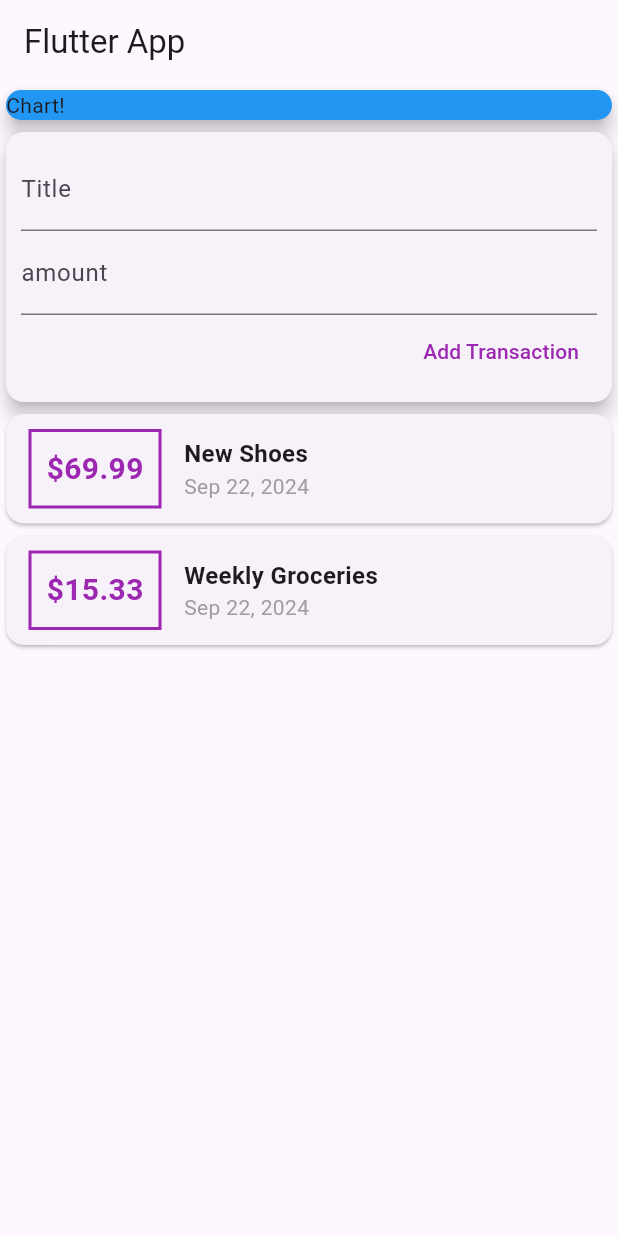
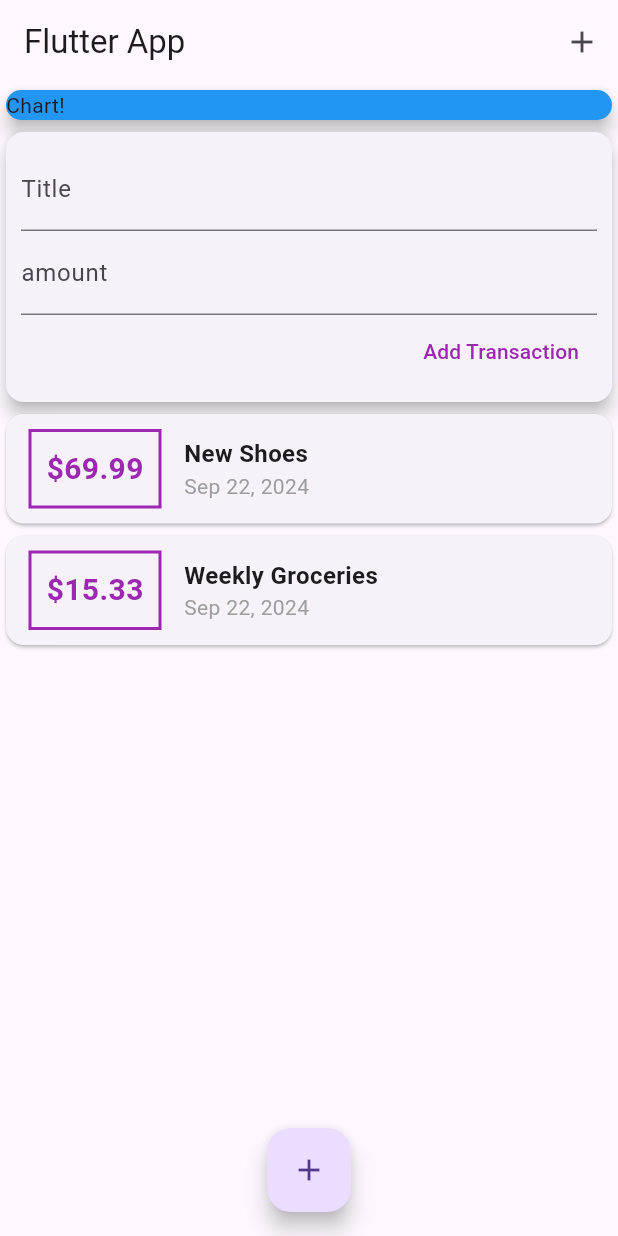
Before and after one commit to Yahya-hossaini/Expense-Planner-Mobile-App, a Flutter app: the screen it shows after launch, after a tap on "Add Transaction", on a phone screen of 412 x 824 dp. Run offline on Flutter 3.47's test engine with Material 3 defaults, Android fonts, the phone set to English and light mode, and no system bars.

Commit message:
making scrollable lists and validating text fields.

```diff
--- a/lib/main.dart
+++ b/lib/main.dart
@@ -30,9 +30,15 @@
     return Scaffold(
       appBar: AppBar(
         title: const Text('Flutter App'),
+        actions: [
+          IconButton(
+            onPressed: () {},
+            icon: Icon(Icons.add),
+          ),
+        ],
       ),
-      body: SingleChildScrollView(
-        child: const Column(
+      body: const SingleChildScrollView(
+        child: Column(
           crossAxisAlignment: CrossAxisAlignment.start,
           children: [
             SizedBox(
@@ -47,6 +53,11 @@
           ],
         ),
       ),
+      floatingActionButtonLocation: FloatingActionButtonLocation.centerFloat,
+      floatingActionButton: FloatingActionButton(
+        onPressed: () {},
+        child: Icon(Icons.add),
+      ),
     );
   }
 }
--- a/lib/widgets/new_transaction.dart
+++ b/lib/widgets/new_transaction.dart
@@ -11,30 +11,45 @@
 
   NewTransaction({super.key, required this.addTx});
 
+  void submitData() {
+    final enteredTitle = titleController.text;
+    final enteredAmount = double.parse(amountController.text);
+
+    if(enteredTitle.isEmpty || enteredAmount <= 0){
+      return;
+    }
+
+    addTx(
+      enteredTitle,
+      enteredAmount,
+    );
+  }
+
   @override
   Widget build(BuildContext context) {
     return Card(
       elevation: 5,
       child: Container(
-        padding: EdgeInsets.all(10),
+        padding: const EdgeInsets.all(10),
         child: Column(
           crossAxisAlignment: CrossAxisAlignment.end,
           children: <Widget>[
             TextField(
-              decoration: InputDecoration(labelText: 'Title'),
+              decoration: const InputDecoration(labelText: 'Title'),
               controller: titleController,
+              onSubmitted: (_) => submitData,
               // onChanged: (val) => titleInput = val,
             ),
             TextField(
-              decoration: InputDecoration(labelText: 'amount'),
+              decoration: const InputDecoration(labelText: 'amount'),
               controller: amountController,
+              keyboardType: TextInputType.number,
+              onSubmitted: (_) => submitData,
               // onChanged: (val) => amountInput = val,
             ),
             TextButton(
-              onPressed: () {
-                addTx(titleController.text, double.parse(amountController.text),);
-              },
-              child: Text(
+              onPressed: submitData,
+              child: const Text(
                 'Add Transaction',
                 style: TextStyle(color: Colors.purple),
               ),
--- a/lib/widgets/transaction_list.dart
+++ b/lib/widgets/transaction_list.dart
@@ -30,7 +30,7 @@
                   ),
                   padding: EdgeInsets.all(10),
                   child: Text(
-                    '\$${transactions[index].amount}',
+                    '\$${transactions[index].amount.toStringAsFixed(2)}',
                     style: TextStyle(
                         fontWeight: FontWeight.bold,
                         fontSize: 20,
```
